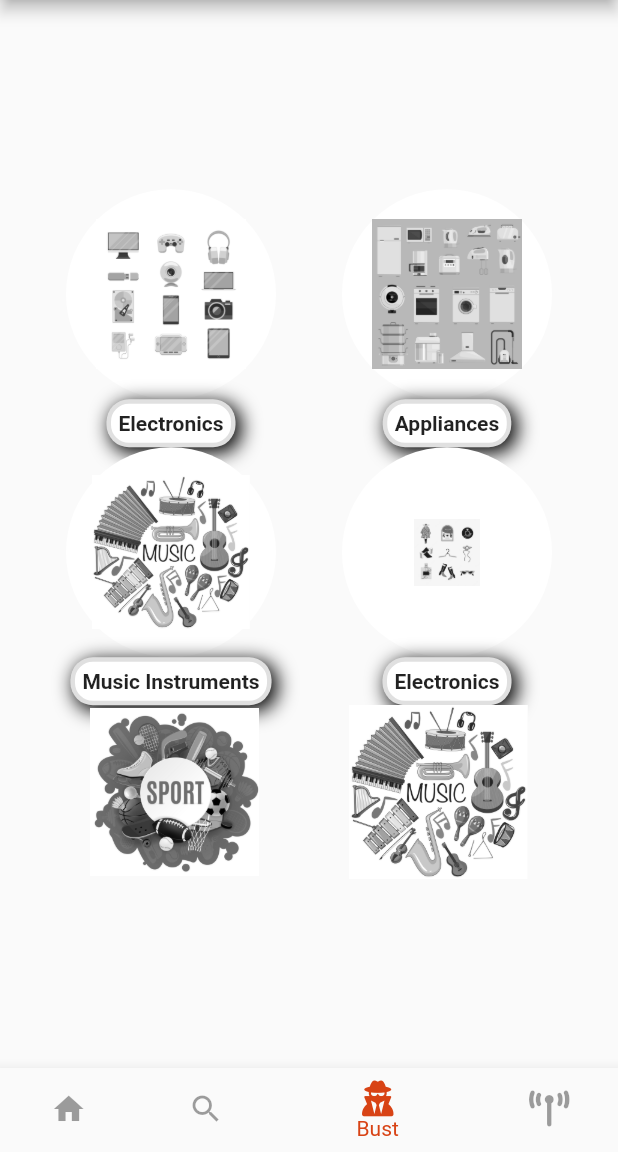
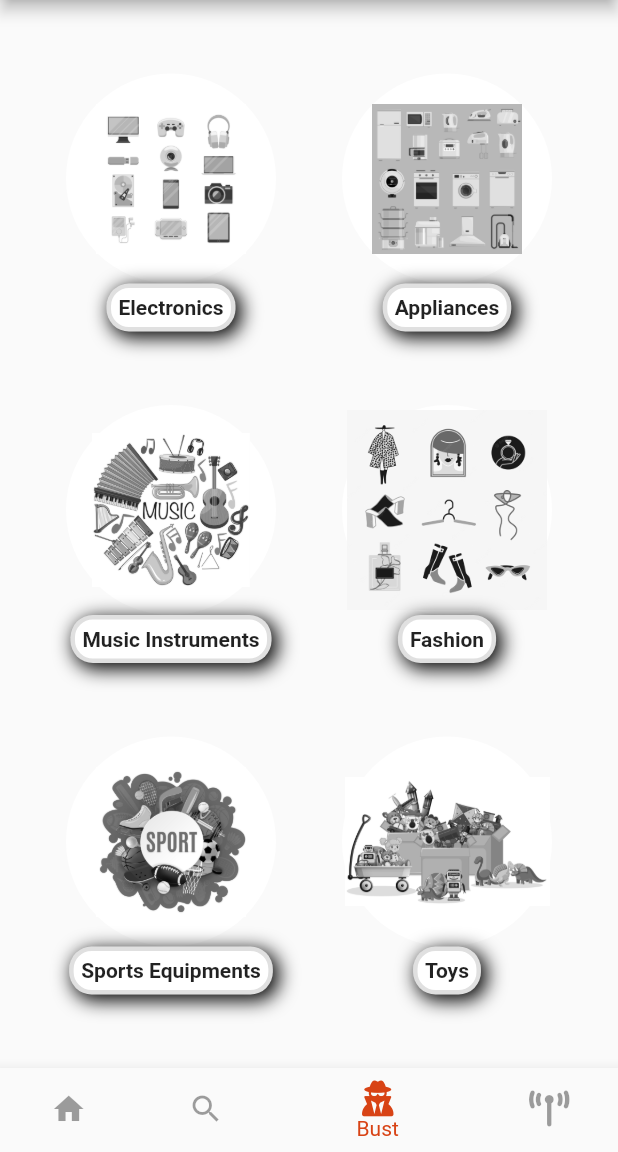
Before and after one commit to walidwalid23/FakeBusters, a Flutter app: the screen it shows after launch, swiped to page 3, on a phone screen of 412 x 824 dp, the part 84-1236 px from its top. Run offline on Flutter 3.47's test engine with Material 2 defaults, Android fonts, the phone set to English and light mode, and no system bars; our stand-ins replace fluttertoast, font_awesome_flutter; missing offline and left inert: regexed_validator.

Commit message:
modified categories layout and logic

```diff
--- a/lib/views/categories.dart
+++ b/lib/views/categories.dart
@@ -15,7 +15,7 @@ class _CategoriesState extends State<Categories> {
   String musicInstrumentsState = 'musicinstrumentsoff.jpg';
   String fashionState = 'fashionoff.jpg';
   String electronicsState = 'electronicsoff.jpg';
-  String sportsEquipmentState = 'sportsEquipmentoff.jpg';
+  String sportsEquipmentState = 'sportsequipmentoff.jpg';
   Color toysButtonState = ColorsManager.choiceInActiveColor!;
   Color appliancesButtonState = ColorsManager.choiceInActiveColor!;
   Color musicInstrumentsButtonState = ColorsManager.choiceInActiveColor!;
@@ -27,7 +27,7 @@ class _CategoriesState extends State<Categories> {
   @override
   Widget build(BuildContext context) {
     return Column(
-      mainAxisAlignment: MainAxisAlignment.center,
+      mainAxisAlignment: MainAxisAlignment.spaceEvenly,
       children: [
         Row(
           mainAxisAlignment: MainAxisAlignment.spaceEvenly
@@ -93,15 +93,15 @@ class _CategoriesState extends State<Categories> {
             choiceButtonColor: musicInstrumentsButtonState,),
           UserChoice(
             imagePath: 'assets/images/$fashionState',
-            choiceText: 'Electronics',
-            imageScale: 45,
+            choiceText: 'Fashion',
+            imageScale: 15,
             action: (){setState(() {
-              if(fashionState=='electronicsoff.jpg') {
-                fashionState = 'electronicson.jpg';
+              if(fashionState=='fashionoff.jpg') {
+                fashionState = 'fashionon.jpg';
                 fashionButtonState = ColorsManager.choiceActiveColor!;
               }
               else{
-                fashionState='electronicsoff.jpg';
+                fashionState='fashionoff.jpg';
                 fashionButtonState  = ColorsManager.choiceInActiveColor!;
               }
 
@@ -115,8 +115,42 @@ class _CategoriesState extends State<Categories> {
         Row(
           mainAxisAlignment: MainAxisAlignment.spaceEvenly
           ,children: [
-          Image.asset('assets/images/sportsequipmentoff.jpg',scale:40),
-          Image.asset('assets/images/musicinstrumentsoff.jpg',scale:40),
+          UserChoice(
+            imagePath: 'assets/images/$sportsEquipmentState',
+            choiceText: 'Sports Equipments',
+            imageScale:45,
+            action: (){setState(() {
+              if(sportsEquipmentState=='sportsequipmentoff.jpg') {
+                sportsEquipmentState = 'sportsequipmenton.jpg';
+                sportsEquipmentButtonState = ColorsManager.choiceActiveColor!;
+              }
+              else{
+                sportsEquipmentState ='sportsequipmentoff.jpg';
+                sportsEquipmentButtonState = ColorsManager.choiceInActiveColor!;
+              }
+
+            });},
+            circleBackgroundColor: Colors.white,
+            circleRadius: 70,
+            choiceButtonColor: sportsEquipmentButtonState ,),
+          UserChoice(
+            imagePath: 'assets/images/$toysState',
+            choiceText: 'Toys',
+            imageScale:45,
+            action: (){setState(() {
+              if(toysState=='toysoff.jpg') {
+                toysState = 'toyson.jpg';
+                toysButtonState = ColorsManager.choiceActiveColor!;
+              }
+              else{
+                toysState ='toysoff.jpg';
+                toysButtonState = ColorsManager.choiceInActiveColor!;
+              }
+
+            });},
+            circleBackgroundColor: Colors.white,
+            circleRadius: 70,
+            choiceButtonColor: toysButtonState ,),
         ],)
 
       ],
```
